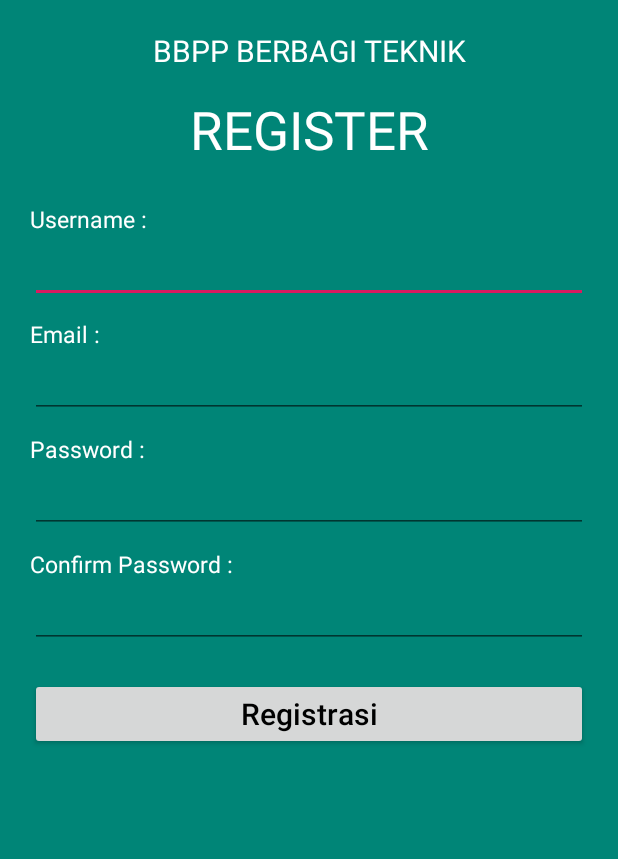
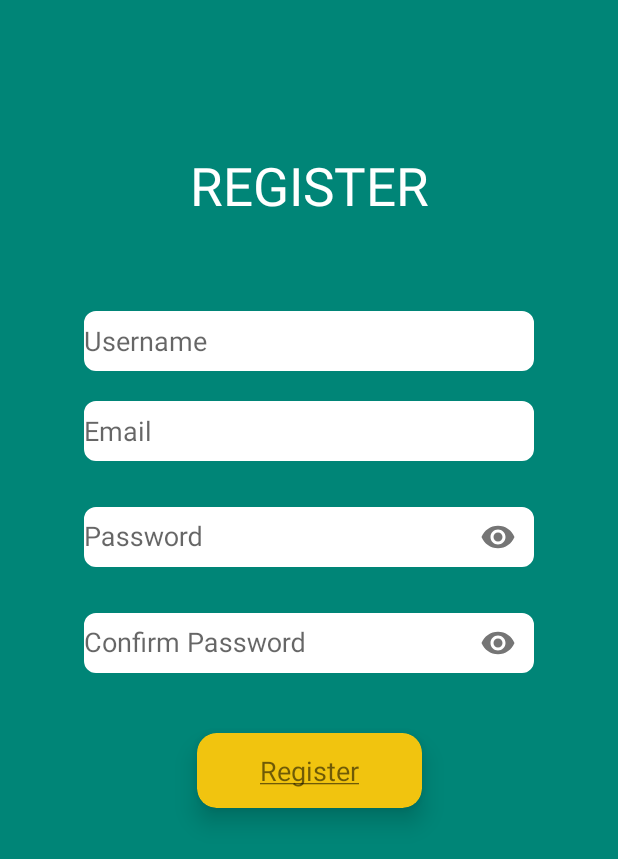
Before and after one commit to Adverga/BBT-1.4, an Android app: the Register screen opened directly, with no data from a screen before it, on a phone screen of 412 x 824 dp. Shown: the top 859 px of the screen. Run offline under Robolectric (Android 15) with nearby library versions, the phone set to English and light mode, and no system bars; our stand-ins replace Firebase (no records; nobody signed in at launch, a user with empty details on screens opened directly).

Commit message:
Login dengan Username dan Perubahan Layout register
Login dengan Username dan Perubahan Layout register

```diff
--- a/BBT/app/src/main/java/com/example/bbt/MainActivity.java
+++ b/BBT/app/src/main/java/com/example/bbt/MainActivity.java
@@ -109,7 +109,7 @@ public class MainActivity extends AppCompatActivity implements View.OnClickListe
 
     private void login(){
         if (inputValidated()){
-            String username = this.inuser.getText().toString();
+            String username = this.inuser.getText().toString()+"@gmail.com";
             String password = this.inpass.getText().toString();
             firebaseAuth.signInWithEmailAndPassword(username, password).addOnCompleteListener(this, new OnCompleteListener<AuthResult>() {
                 @Override
--- a/BBT/app/src/main/java/com/example/bbt/Register.java
+++ b/BBT/app/src/main/java/com/example/bbt/Register.java
@@ -6,6 +6,7 @@ import android.os.Bundle;
 import android.view.View;
 import android.widget.Button;
 import android.widget.EditText;
+import android.widget.RelativeLayout;
 import android.widget.Toast;
 
 import androidx.annotation.NonNull;
@@ -21,7 +22,7 @@ import com.google.firebase.database.FirebaseDatabase;
 public class Register extends AppCompatActivity implements View.OnClickListener {
 
     private EditText inuser, inemail, inpass, inconfirmpass;
-    private Button btnregister;
+    private RelativeLayout btnregister;
 
     private FirebaseAuth firebaseAuth;
     private DatabaseReference databaseReference;
@@ -55,15 +56,16 @@ public class Register extends AppCompatActivity implements View.OnClickListener
 
     private void register(){
         if (inputValidated()){
-            final String username = inuser.getText().toString(),
+            final String username = inuser.getText().toString()+"@gmail.com",
                     password = inpass.getText().toString(),
-                    email = inemail.getText().toString();
+                    email = inemail.getText().toString(),
+                    trueUsername = inuser.getText().toString();
 
-            firebaseAuth.createUserWithEmailAndPassword(email, password).addOnCompleteListener(this, new OnCompleteListener<AuthResult>() {
+            firebaseAuth.createUserWithEmailAndPassword(username, password).addOnCompleteListener(this, new OnCompleteListener<AuthResult>() {
                 @Override
                 public void onComplete(@NonNull Task<AuthResult> task) {
                     if (task.isSuccessful()){
-                        User user = new User(firebaseAuth.getCurrentUser().getUid(), username, email);
+                        User user = new User(firebaseAuth.getCurrentUser().getUid(), trueUsername, email);
                         databaseReference.child("Admin").child("User").child(firebaseAuth.getCurrentUser().getUid()).setValue(user);
                         Toast.makeText(Register.this,"User Created", Toast.LENGTH_SHORT).show();
                         Intent intent = new Intent(Register.this, MainActivity.class);
--- a/BBT/app/src/main/res/layout/activity_main.xml
+++ b/BBT/app/src/main/res/layout/activity_main.xml
@@ -54,7 +54,7 @@
         android:layout_marginTop="60dp"
         android:layout_marginEnd="20dp"
         android:background="@drawable/edittext_bg"
-        android:hint="@string/email"
+        android:hint="@string/username"
         app:layout_constraintEnd_toEndOf="parent"
         app:layout_constraintStart_toStartOf="parent"
         app:layout_constraintTop_toBottomOf="@+id/logo" />
--- a/BBT/app/src/main/res/layout/activity_register.xml
+++ b/BBT/app/src/main/res/layout/activity_register.xml
@@ -1,135 +1,198 @@
 <?xml version="1.0" encoding="utf-8"?>
-<LinearLayout xmlns:android="http://schemas.android.com/apk/res/android"
+<androidx.constraintlayout.widget.ConstraintLayout xmlns:android="http://schemas.android.com/apk/res/android"
     xmlns:app="http://schemas.android.com/apk/res-auto"
     xmlns:tools="http://schemas.android.com/tools"
+    android:id="@+id/linearLayout"
     android:layout_width="match_parent"
     android:layout_height="match_parent"
-    android:orientation="vertical"
     android:background="@color/colorPrimary"
     tools:context=".Register">
 
-    <TextView
+    <!--<TextView
         android:id="@+id/textView1"
-        android:layout_width="match_parent"
+        android:layout_width="0dp"
         android:layout_height="wrap_content"
         android:layout_marginTop="20dp"
-        android:layout_marginBottom="10dp"
         android:text="BBPP BERBAGI TEKNIK"
+        android:textAlignment="center"
         android:textColor="#FFFFFF"
-        android:textAlignment="center"
-        android:textSize="20dp" />
+        android:textSize="20dp"
+        app:layout_constraintEnd_toEndOf="parent"
+        app:layout_constraintStart_toStartOf="parent"
+        app:layout_constraintTop_toTopOf="parent" />-->
 
     <TextView
         android:id="@+id/register"
-        android:layout_width="match_parent"
+        android:layout_width="0dp"
         android:layout_height="wrap_content"
-        android:layout_below="@+id/textView1"
-        android:layout_marginTop="5dp"
-        android:layout_marginBottom="25dp"
+        android:layout_marginTop="100dp"
         android:text="REGISTER"
         android:textAlignment="center"
         android:textColor="#FFFFFF"
-        android:textSize="35dp" />
+        android:textSize="35dp"
+        app:layout_constraintEnd_toEndOf="parent"
+        app:layout_constraintStart_toStartOf="parent"
+        app:layout_constraintTop_toTopOf="parent" />
 
-    <TextView
+    <!--<TextView
         android:id="@+id/user"
         android:layout_width="wrap_content"
         android:layout_height="wrap_content"
-        android:layout_below="@+id/textView1"
+        android:layout_marginTop="25dp"
+        android:text="Username :"
+        android:textColor="#FFFFFF"
         android:textSize="15dp"
-        android:textColor="#FFFFFF"
-        android:text="Username :"
-        android:layout_marginLeft="20dp"
-        android:layout_marginRight="20dp"/>
+        app:layout_constraintStart_toStartOf="@+id/inuser"
+        app:layout_constraintTop_toBottomOf="@+id/register" />-->
 
     <EditText
         android:id="@+id/inuser"
-        android:layout_width="match_parent"
-        android:layout_height="wrap_content"
-        android:layout_below="@+id/user"
-        android:layout_marginBottom="10dp"
-        android:hint=""
-        android:layout_marginLeft="20dp"
-        android:layout_marginRight="20dp"/>
+        android:layout_width="300dp"
+        android:layout_height="40dp"
+        android:layout_marginStart="20dp"
+        android:layout_marginTop="60dp"
+        android:layout_marginEnd="20dp"
+        app:layout_constraintEnd_toEndOf="parent"
+        app:layout_constraintStart_toStartOf="parent"
+        app:layout_constraintTop_toBottomOf="@+id/register"
+        android:background="@drawable/edittext_bg"
+        android:hint="@string/username" />
 
-    <TextView
+    <!--<TextView
         android:id="@+id/email"
         android:layout_width="wrap_content"
         android:layout_height="wrap_content"
-        android:layout_below="@+id/textView1"
+        android:layout_marginTop="10dp"
+        android:text="Email :"
+        android:textColor="#FFFFFF"
         android:textSize="15dp"
-        android:textColor="#FFFFFF"
-        android:text="Email :"
-        android:layout_marginLeft="20dp"
-        android:layout_marginRight="20dp"/>
+        app:layout_constraintStart_toStartOf="@+id/inemail"
+        app:layout_constraintTop_toBottomOf="@+id/inuser" />-->
 
     <EditText
         android:id="@+id/inemail"
-        android:layout_width="match_parent"
-        android:layout_height="wrap_content"
-        android:layout_below="@+id/user"
-        android:layout_marginBottom="10dp"
-        android:layout_marginLeft="20dp"
-        android:layout_marginRight="20dp"
-        android:hint="" />
+        android:layout_width="300dp"
+        android:layout_height="40dp"
+        android:layout_marginStart="20dp"
+        android:layout_marginTop="20dp"
+        android:layout_marginEnd="20dp"
+        android:background="@drawable/edittext_bg"
+        android:hint="@string/email"
+        app:layout_constraintEnd_toEndOf="parent"
+        app:layout_constraintStart_toStartOf="parent"
+        app:layout_constraintTop_toBottomOf="@+id/inuser" />
 
-    <TextView
+    <!--<TextView
         android:id="@+id/pass"
         android:layout_width="wrap_content"
         android:layout_height="wrap_content"
-        android:layout_below="@+id/textView1"
+        android:layout_marginTop="10dp"
+        android:text="Password :"
+        android:textColor="#FFFFFF"
         android:textSize="15dp"
-        android:textColor="#FFFFFF"
-        android:text="Password :"
-        android:layout_marginLeft="20dp"
-        android:layout_marginRight="20dp"/>
+        app:layout_constraintStart_toStartOf="@+id/inpass"
+        app:layout_constraintTop_toBottomOf="@+id/inemail" />-->
 
-    <EditText
-        android:id="@+id/inpass"
-        android:layout_width="match_parent"
+    <com.google.android.material.textfield.TextInputLayout
+        android:id="@+id/inpass1"
+        android:layout_width="wrap_content"
         android:layout_height="wrap_content"
-        android:layout_below="@+id/user"
-        android:layout_marginBottom="10dp"
-        android:hint=""
-        android:layout_marginLeft="20dp"
-        android:layout_marginRight="20dp"
-        android:inputType="textPassword"/>
+        android:layout_marginTop="20dp"
+        app:layout_constraintEnd_toEndOf="parent"
+        app:layout_constraintStart_toStartOf="parent"
+        app:layout_constraintTop_toBottomOf="@+id/inemail"
+        app:passwordToggleEnabled="true">
 
-    <TextView
+        <EditText
+            android:id="@+id/inpass"
+            android:layout_width="300dp"
+            android:layout_height="40dp"
+            android:background="@drawable/edittext_bg"
+            android:hint="@string/Password"
+            android:inputType="textPassword"
+            app:layout_constraintEnd_toEndOf="parent"
+            app:layout_constraintStart_toStartOf="parent"
+            app:layout_constraintTop_toBottomOf="@+id/inemail" />
+
+    </com.google.android.material.textfield.TextInputLayout>
+
+    <!--<TextView
         android:id="@+id/confirmpass"
         android:layout_width="wrap_content"
         android:layout_height="wrap_content"
-        android:layout_below="@+id/textView1"
+        android:layout_marginTop="10dp"
+        android:text="Confirm Password :"
+        android:textColor="#FFFFFF"
         android:textSize="15dp"
-        android:textColor="#FFFFFF"
-        android:text="Confirm Password :"
+        app:layout_constraintStart_toStartOf="@+id/inconfirmpass"
+        app:layout_constraintTop_toBottomOf="@+id/inpass" />-->
+
+    <com.google.android.material.textfield.TextInputLayout
+        android:id="@+id/inconfirmpass1"
+        android:layout_width="wrap_content"
+        android:layout_height="wrap_content"
+        android:layout_marginTop="20dp"
+        app:layout_constraintEnd_toEndOf="parent"
+        app:layout_constraintStart_toStartOf="parent"
+        app:layout_constraintTop_toBottomOf="@+id/inpass1"
+        app:passwordToggleEnabled="true">
+
+        <EditText
+            android:id="@+id/inconfirmpass"
+            android:layout_width="300dp"
+            android:layout_height="40dp"
+            android:background="@drawable/edittext_bg"
+            android:hint="@string/confirmPassword"
+            android:inputType="textPassword"
+            app:layout_constraintEnd_toEndOf="parent"
+            app:layout_constraintStart_toStartOf="parent"
+            app:layout_constraintTop_toBottomOf="@+id/inpass1" />
+
+    </com.google.android.material.textfield.TextInputLayout>
+
+    <!--<Button
+        android:id="@+id/btnregister"
+        android:layout_width="0dp"
+        android:layout_height="wrap_content"
+        android:layout_marginStart="20dp"
         android:layout_marginLeft="20dp"
-        android:layout_marginRight="20dp"/>
-
-    <EditText
-        android:id="@+id/inconfirmpass"
-        android:layout_width="match_parent"
-        android:layout_height="wrap_content"
-        android:layout_below="@+id/user"
-        android:layout_marginBottom="10dp"
-        android:hint=""
-        android:layout_marginLeft="20dp"
+        android:layout_marginTop="20dp"
+        android:layout_marginEnd="20dp"
         android:layout_marginRight="20dp"
-        android:inputType="textPassword"/>
-
-    <Button
-        android:id="@+id/btnregister"
-        android:layout_width="match_parent"
-        android:layout_height="wrap_content"
-        android:layout_below="@+id/inpass"
-        android:layout_centerHorizontal="true"
-        android:layout_marginTop="10dp"
         android:hint="Registrasi"
         android:textColorHint="#000000"
         android:textSize="20dp"
-        android:layout_marginLeft="20dp"
-        android:layout_marginRight="20dp"/>
+        app:layout_constraintEnd_toEndOf="parent"
+        app:layout_constraintStart_toStartOf="parent"
+        app:layout_constraintTop_toBottomOf="@+id/inconfirmpass1" />-->
+
+    <androidx.cardview.widget.CardView
+        android:layout_width="150dp"
+        android:layout_height="50dp"
+        android:layout_marginStart="8dp"
+        android:layout_marginTop="40dp"
+        android:layout_marginEnd="8dp"
+        app:cardBackgroundColor="@color/yellow"
+        app:cardCornerRadius="13dp"
+        app:cardElevation="10dp"
+        app:layout_constraintEnd_toEndOf="parent"
+        app:layout_constraintStart_toStartOf="parent"
+        app:layout_constraintTop_toBottomOf="@+id/inconfirmpass1">
+
+        <RelativeLayout
+            android:id="@+id/btnregister"
+            android:layout_width="match_parent"
+            android:layout_height="match_parent">
+
+            <TextView
+                android:id="@+id/textView4"
+                android:layout_width="wrap_content"
+                android:layout_height="wrap_content"
+                android:layout_centerInParent="true"
+                android:text="@string/Register"
+                android:textSize="18dp" />
+        </RelativeLayout>
+    </androidx.cardview.widget.CardView>
 
 
-
-</LinearLayout>
+</androidx.constraintlayout.widget.ConstraintLayout>
--- a/BBT/app/src/main/res/values/strings.xml
+++ b/BBT/app/src/main/res/values/strings.xml
@@ -3,5 +3,7 @@
     <string name="Register"><u>Register</u></string>
     <string name="Password">Password</string>
     <string name="LogoDescription">Ini adalah Logo BBPP</string>
+    <string name="username">Username</string>
     <string name="email">Email</string>
+    <string name="confirmPassword">Confirm Password</string>
 </resources>
```
